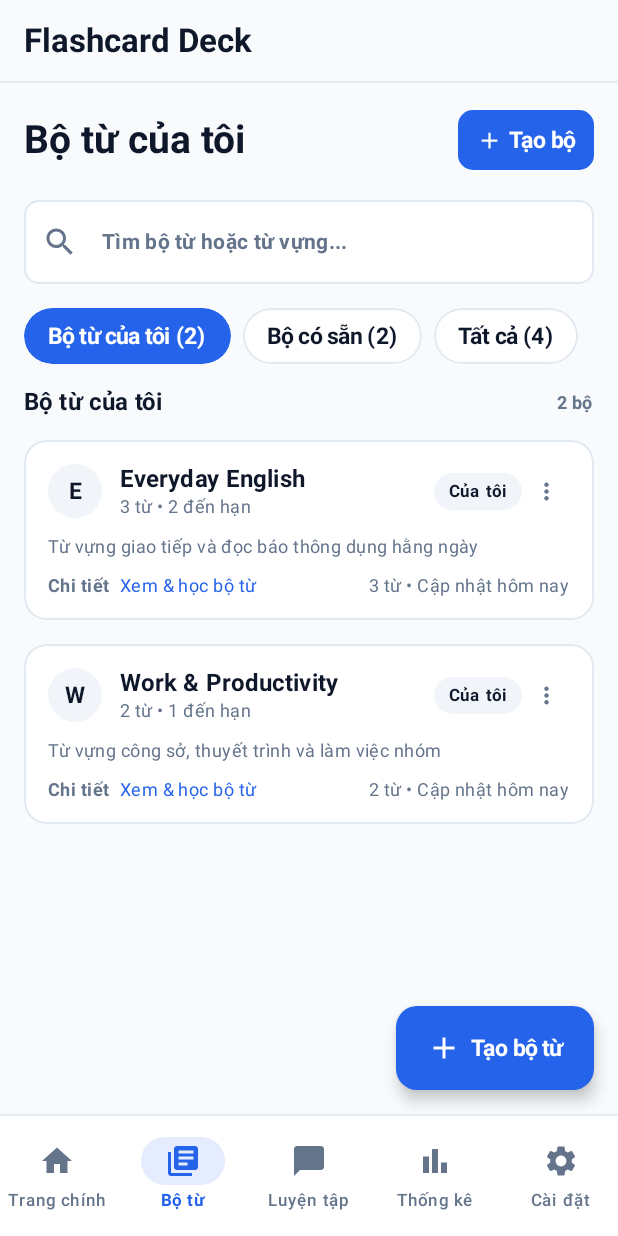
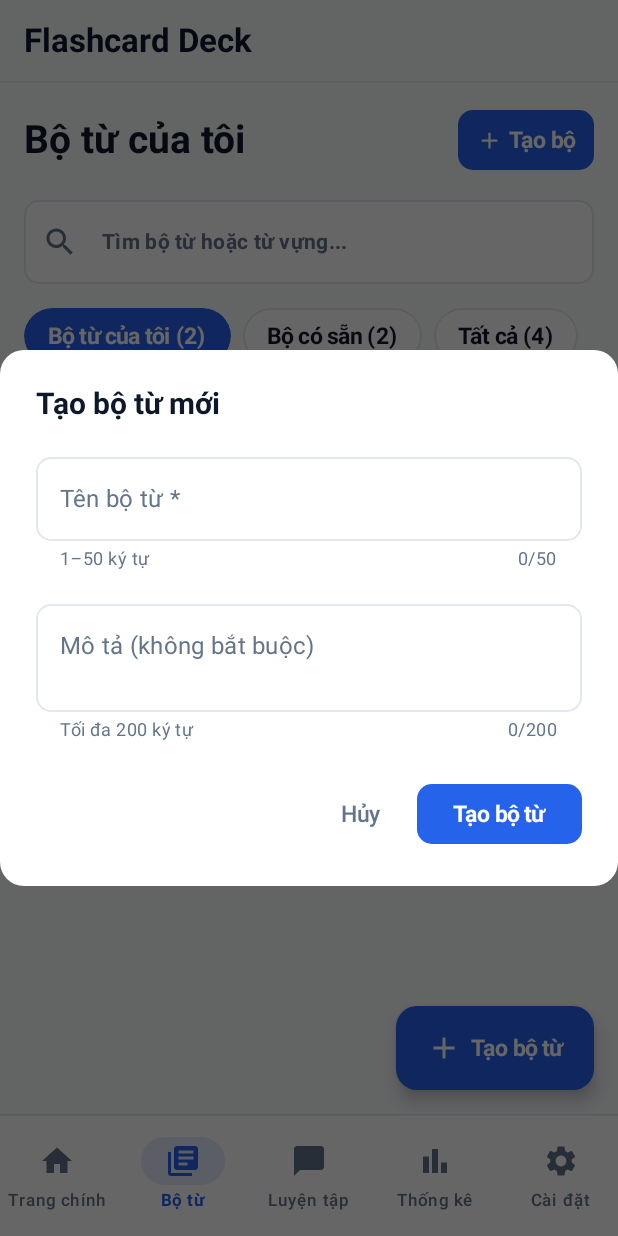
Before and after one commit to ngtngduy/Flashcard-Spaced_Repition, an Android app built with Jetpack Compose: the DecksRoute screen opened through its navigation route, after a tap on "Tạo bộ", on a phone screen of 412 x 824 dp. Run offline under Robolectric (Android 15) with nearby library versions, the phone set to English and light mode, and no system bars; our stand-ins replace Shimmer.

Commit message:
feat(decks): add create and edit deck dialog

```diff
--- a/app/src/main/java/com/uth/memora/feature/decks/DeckListScreen.kt
+++ b/app/src/main/java/com/uth/memora/feature/decks/DeckListScreen.kt
@@ -58,6 +58,7 @@ import androidx.compose.ui.unit.dp
 import com.uth.memora.core.model.Deck
 import com.uth.memora.feature.common.EmptyState
 import com.uth.memora.feature.common.shimmer.shimmerEffect
+import com.uth.memora.feature.decks.components.DeckFormDialog
 import com.uth.memora.feature.theme.MemoraTheme
 import java.util.Locale
 import java.util.concurrent.TimeUnit
@@ -78,8 +79,26 @@ fun DeckListScreen(
     onImportPrebuiltDeckClick: (String) -> Unit,
     modifier: Modifier = Modifier,
     onSearchQueryChange: (String) -> Unit = {},
-    onClearSearch: () -> Unit = {}
+    onClearSearch: () -> Unit = {},
+    onDialogNameChange: (String) -> Unit = {},
+    onDialogDescriptionChange: (String) -> Unit = {},
+    onSubmitDeckForm: () -> Unit = {},
+    onDismissDeckFormDialog: () -> Unit = {}
 ) {
+    if (uiState.isCreateOrEditDialogVisible) {
+        DeckFormDialog(
+            isEditMode = uiState.editingDeck != null,
+            name = uiState.dialogNameInput,
+            description = uiState.dialogDescriptionInput,
+            nameError = uiState.dialogNameError,
+            descriptionError = uiState.dialogDescriptionError,
+            isSaving = uiState.isSavingDeck,
+            onNameChange = onDialogNameChange,
+            onDescriptionChange = onDialogDescriptionChange,
+            onConfirm = onSubmitDeckForm,
+            onDismiss = onDismissDeckFormDialog
+        )
+    }
     Scaffold(
         modifier = modifier.fillMaxSize(),
         containerColor = MaterialTheme.colorScheme.background,
--- a/app/src/main/java/com/uth/memora/feature/decks/DecksRoute.kt
+++ b/app/src/main/java/com/uth/memora/feature/decks/DecksRoute.kt
@@ -41,6 +41,10 @@ fun DecksRoute(
         onImportPrebuiltDeckClick = viewModel::importPrebuiltDeck,
         onSearchQueryChange = viewModel::onSearchQueryChange,
         onClearSearch = viewModel::clearSearch,
+        onDialogNameChange = viewModel::onDialogNameChange,
+        onDialogDescriptionChange = viewModel::onDialogDescriptionChange,
+        onSubmitDeckForm = viewModel::submitDeckForm,
+        onDismissDeckFormDialog = viewModel::dismissDeckFormDialog,
         modifier = modifier
     )
 }
--- /dev/null
+++ b/app/src/main/java/com/uth/memora/feature/decks/components/DeckFormDialog.kt
@@ -0,0 +1,191 @@
+package com.uth.memora.feature.decks.components
+
+import androidx.compose.foundation.layout.Arrangement
+import androidx.compose.foundation.layout.Column
+import androidx.compose.foundation.layout.Row
+import androidx.compose.foundation.layout.fillMaxWidth
+import androidx.compose.foundation.shape.RoundedCornerShape
+import androidx.compose.material3.AlertDialog
+import androidx.compose.material3.Button
+import androidx.compose.material3.ButtonDefaults
+import androidx.compose.material3.MaterialTheme
+import androidx.compose.material3.OutlinedTextField
+import androidx.compose.material3.Text
+import androidx.compose.material3.TextButton
+import androidx.compose.runtime.Composable
+import androidx.compose.ui.Modifier
+import androidx.compose.ui.text.font.FontWeight
+import androidx.compose.ui.tooling.preview.Preview
+import androidx.compose.ui.unit.dp
+import com.uth.memora.core.model.Deck
+import com.uth.memora.feature.theme.MemoraTheme
+
+/**
+ * Hộp thoại Tạo mới hoặc Chỉnh sửa Bộ từ vựng (Mục 6.2 & Mục 11).
+ *
+ * Quy tắc kiểm tra hợp lệ:
+ * - Tên bộ từ: bắt buộc, từ 1 đến [Deck.MAX_NAME_LENGTH] (50) ký tự, không trùng tên trong cùng người dùng.
+ * - Mô tả bộ từ: tùy chọn, tối đa [Deck.MAX_DESCRIPTION_LENGTH] (200) ký tự.
+ */
+@Composable
+fun DeckFormDialog(
+    isEditMode: Boolean,
+    name: String,
+    description: String,
+    nameError: String?,
+    descriptionError: String?,
+    isSaving: Boolean,
+    onNameChange: (String) -> Unit,
+    onDescriptionChange: (String) -> Unit,
+    onConfirm: () -> Unit,
+    onDismiss: () -> Unit,
+    modifier: Modifier = Modifier
+) {
+    val trimmedNameLength = name.trim().length
+    val descriptionLength = description.length
+
+    AlertDialog(
+        modifier = modifier,
+        onDismissRequest = {
+            if (!isSaving) onDismiss()
+        },
+        shape = RoundedCornerShape(16.dp),
+        containerColor = MaterialTheme.colorScheme.surface,
+        title = {
+            Text(
+                text = if (isEditMode) "Chỉnh sửa bộ từ" else "Tạo bộ từ mới",
+                style = MaterialTheme.typography.titleLarge.copy(fontWeight = FontWeight.Bold),
+                color = MaterialTheme.colorScheme.onSurface
+            )
+        },
+        text = {
+            Column(
+                modifier = Modifier.fillMaxWidth(),
+                verticalArrangement = Arrangement.spacedBy(14.dp)
+            ) {
+                OutlinedTextField(
+                    value = name,
+                    onValueChange = onNameChange,
+                    modifier = Modifier.fillMaxWidth(),
+                    label = { Text("Tên bộ từ *") },
+                    placeholder = { Text("Ví dụ: Tiếng Anh Công nghệ") },
+                    singleLine = true,
+                    enabled = !isSaving,
+                    isError = nameError != null,
+                    shape = RoundedCornerShape(10.dp),
+                    supportingText = {
+                        Row(
+                            modifier = Modifier.fillMaxWidth(),
+                            horizontalArrangement = Arrangement.SpaceBetween
+                        ) {
+                            Text(
+                                text = nameError ?: "1–${Deck.MAX_NAME_LENGTH} ký tự",
+                                color = if (nameError != null) {
+                                    MaterialTheme.colorScheme.error
+                                } else {
+                                    MaterialTheme.colorScheme.onSurfaceVariant
+                                },
+                                modifier = Modifier.weight(1f)
+                            )
+                            Text(
+                                text = "$trimmedNameLength/${Deck.MAX_NAME_LENGTH}",
+                                color = if (trimmedNameLength > Deck.MAX_NAME_LENGTH) {
+                                    MaterialTheme.colorScheme.error
+                                } else {
+                                    MaterialTheme.colorScheme.onSurfaceVariant
+                                }
+                            )
+                        }
+                    }
+                )
+
+                OutlinedTextField(
+                    value = description,
+                    onValueChange = onDescriptionChange,
+                    modifier = Modifier.fillMaxWidth(),
+                    label = { Text("Mô tả (không bắt buộc)") },
+                    placeholder = { Text("Mô tả ngắn gọn chủ đề bộ từ...") },
+                    minLines = 2,
+                    maxLines = 4,
+                    enabled = !isSaving,
+                    isError = descriptionError != null,
+                    shape = RoundedCornerShape(10.dp),
+                    supportingText = {
+                        Row(
+                            modifier = Modifier.fillMaxWidth(),
+                            horizontalArrangement = Arrangement.SpaceBetween
+                        ) {
+                            Text(
+                                text = descriptionError ?: "Tối đa ${Deck.MAX_DESCRIPTION_LENGTH} ký tự",
+                                color = if (descriptionError != null) {
+                                    MaterialTheme.colorScheme.error
+                                } else {
+                                    MaterialTheme.colorScheme.onSurfaceVariant
+                                },
+                                modifier = Modifier.weight(1f)
+                            )
+                            Text(
+                                text = "$descriptionLength/${Deck.MAX_DESCRIPTION_LENGTH}",
+                                color = if (descriptionLength > Deck.MAX_DESCRIPTION_LENGTH) {
+                                    MaterialTheme.colorScheme.error
+                                } else {
+                                    MaterialTheme.colorScheme.onSurfaceVariant
+                                }
+                            )
+                        }
+                    }
+                )
+            }
+        },
+        confirmButton = {
+            Button(
+                onClick = onConfirm,
+                enabled = !isSaving,
+                shape = RoundedCornerShape(10.dp),
+                colors = ButtonDefaults.buttonColors(
+                    containerColor = MaterialTheme.colorScheme.primary,
+                    contentColor = MaterialTheme.colorScheme.onPrimary
+                )
+            ) {
+                Text(
+                    text = when {
+                        isSaving -> "Đang lưu..."
+                        isEditMode -> "Lưu thay đổi"
+                        else -> "Tạo bộ từ"
+                    },
+                    style = MaterialTheme.typography.labelLarge.copy(fontWeight = FontWeight.Bold)
+                )
+            }
+        },
+        dismissButton = {
+            TextButton(
+                onClick = onDismiss,
+                enabled = !isSaving
+            ) {
+                Text(
+                    text = "Hủy",
+                    color = MaterialTheme.colorScheme.onSurfaceVariant
+                )
+            }
+        }
+    )
+}
+
+@Preview(name = "DeckFormDialog - Create Dark", showBackground = true)
+@Composable
+private fun DeckFormDialogCreateDarkPreview() {
+    MemoraTheme(darkTheme = true) {
+        DeckFormDialog(
+            isEditMode = false,
+            name = "Technology & AI",
+            description = "Bộ từ tiếng Anh tự soạn về công nghệ và trí tuệ nhân tạo.",
+            nameError = null,
+            descriptionError = null,
+            isSaving = false,
+            onNameChange = {},
+            onDescriptionChange = {},
+            onConfirm = {},
+            onDismiss = {}
+        )
+    }
+}
```
